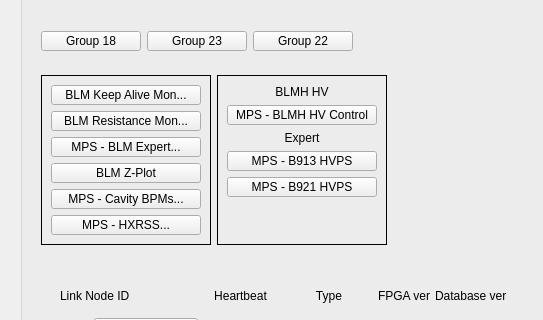
The window that undh_main.ui (ad-build-test/pydm-mps) describes before a commit, drawn with Qt 5; both pictures show x 0 to 543 and y 353 to 673 of the 1191 by 775 pixel window.
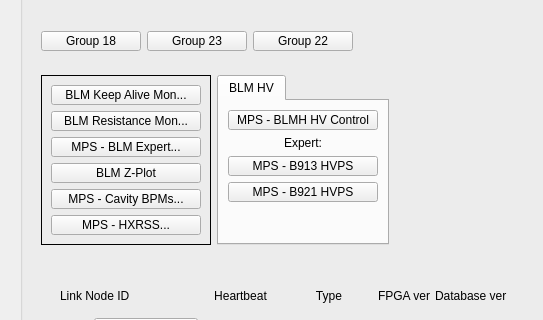
The same window after the commit. Custom widgets are drawn as their Qt base class.

The edit to the form file:
```diff
--- a/undh_main.ui
+++ b/undh_main.ui
@@ -96,132 +96,124 @@
            <property name="frameShadow">
             <enum>QFrame::Raised</enum>
            </property>
-           <layout class="QGridLayout" name="gridLayout_10">
+           <layout class="QGridLayout" name="gridLayout_10" columnstretch="1,1,3">
             <item row="0" column="1">
-             <widget class="QFrame" name="frame_7">
-              <property name="frameShape">
-               <enum>QFrame::Box</enum>
+             <widget class="QTabWidget" name="tabWidget">
+              <property name="currentIndex">
+               <number>0</number>
               </property>
-              <property name="frameShadow">
-               <enum>QFrame::Plain</enum>
-              </property>
-              <layout class="QGridLayout" name="gridLayout_9">
-               <item row="5" column="0">
-                <widget class="PyDMEDMDisplayButton" name="PyDMEDMDisplayButton_5">
-                 <property name="minimumSize">
-                  <size>
-                   <width>150</width>
-                   <height>20</height>
-                  </size>
-                 </property>
-                 <property name="toolTip">
-                  <string/>
-                 </property>
-                 <property name="text">
-                  <string>MPS - B921 HVPS</string>
-                 </property>
-                 <property name="filenames" stdset="0">
-                  <stringlist>
-                   <string>mps_hvps_crate</string>
-                  </stringlist>
-                 </property>
-                 <property name="showIcon" stdset="0">
-                  <bool>false</bool>
-                 </property>
-                 <property name="macros" stdset="0">
-                  <stringlist>
-                   <string>P=HVPS:UND0:MP02</string>
-                  </stringlist>
-                 </property>
-                </widget>
-               </item>
-               <item row="3" column="0">
-                <widget class="QLabel" name="label_2">
-                 <property name="text">
-                  <string>Expert</string>
-                 </property>
-                 <property name="alignment">
-                  <set>Qt::AlignCenter</set>
-                 </property>
-                </widget>
-               </item>
-               <item row="1" column="0">
-                <widget class="QLabel" name="label_3">
-                 <property name="text">
-                  <string>BLMH HV</string>
-                 </property>
-                 <property name="alignment">
-                  <set>Qt::AlignCenter</set>
-                 </property>
-                </widget>
-               </item>
-               <item row="2" column="0">
-                <widget class="PyDMEDMDisplayButton" name="PyDMEDMDisplayButton_3">
-                 <property name="minimumSize">
-                  <size>
-                   <width>150</width>
-                   <height>20</height>
-                  </size>
-                 </property>
-                 <property name="toolTip">
-                  <string/>
-                 </property>
-                 <property name="text">
-                  <string>MPS - BLMH HV Control</string>
-                 </property>
-                 <property name="filenames" stdset="0">
-                  <stringlist>
-                   <string>mps_undh_blmhv.edl</string>
-                  </stringlist>
-                 </property>
-                 <property name="showIcon" stdset="0">
-                  <bool>false</bool>
-                 </property>
-                </widget>
-               </item>
-               <item row="4" column="0">
-                <widget class="PyDMEDMDisplayButton" name="PyDMEDMDisplayButton_4">
-                 <property name="minimumSize">
-                  <size>
-                   <width>150</width>
-                   <height>20</height>
-                  </size>
-                 </property>
-                 <property name="toolTip">
-                  <string/>
-                 </property>
-                 <property name="text">
-                  <string>MPS - B913 HVPS</string>
-                 </property>
-                 <property name="filenames" stdset="0">
-                  <stringlist>
-                   <string>mps_hvps_crate</string>
-                  </stringlist>
-                 </property>
-                 <property name="showIcon" stdset="0">
-                  <bool>false</bool>
-                 </property>
-                 <property name="macros" stdset="0">
-                  <stringlist>
-                   <string>P=HVPS:UND0:MP01</string>
-                  </stringlist>
-                 </property>
-                </widget>
-               </item>
-               <item row="6" column="0">
-                <spacer name="verticalSpacer_3">
-                 <property name="orientation">
-                  <enum>Qt::Vertical</enum>
-                 </property>
-                 <property name="sizeHint" stdset="0">
-                  <size>
-                   <width>20</width>
-                   <height>40</height>
-                  </size>
-                 </property>
-                </spacer>
-               </item>
-              </layout>
+              <widget class="QWidget" name="tab">
+               <attribute name="title">
+                <string>BLM HV</string>
+               </attribute>
+               <layout class="QGridLayout" name="gridLayout_13">
+                <item row="4" column="0">
+                 <spacer name="verticalSpacer_3">
+                  <property name="orientation">
+                   <enum>Qt::Vertical</enum>
+                  </property>
+                  <property name="sizeHint" stdset="0">
+                   <size>
+                    <width>20</width>
+                    <height>40</height>
+                   </size>
+                  </property>
+                 </spacer>
+                </item>
+                <item row="0" column="0">
+                 <widget class="PyDMEDMDisplayButton" name="PyDMEDMDisplayButton_3">
+                  <property name="minimumSize">
+                   <size>
+                    <width>150</width>
+                    <height>20</height>
+                   </size>
+                  </property>
+                  <property name="toolTip">
+                   <string/>
+                  </property>
+                  <property name="text">
+                   <string>MPS - BLMH HV Control</string>
+                  </property>
+                  <property name="filenames" stdset="0">
+                   <stringlist>
+                    <string>mps_undh_blmhv.edl</string>
+                   </stringlist>
+                  </property>
+                  <property name="showIcon" stdset="0">
+                   <bool>false</bool>
+                  </property>
+                 </widget>
+                </item>
+                <item row="1" column="0">
+                 <widget class="QLabel" name="label_2">
+                  <property name="text">
+                   <string>Expert:</string>
+                  </property>
+                  <property name="alignment">
+                   <set>Qt::AlignCenter</set>
+                  </property>
+                 </widget>
+                </item>
+                <item row="3" column="0">
+                 <widget class="PyDMEDMDisplayButton" name="PyDMEDMDisplayButton_5">
+                  <property name="minimumSize">
+                   <size>
+                    <width>150</width>
+                    <height>20</height>
+                   </size>
+                  </property>
+                  <property name="toolTip">
+                   <string/>
+                  </property>
+                  <property name="text">
+                   <string>MPS - B921 HVPS</string>
+                  </property>
+                  <property name="filenames" stdset="0">
+                   <stringlist>
+                    <string>mps_hvps_crate</string>
+                   </stringlist>
+                  </property>
+                  <property name="showIcon" stdset="0">
+                   <bool>false</bool>
+                  </property>
+                  <property name="macros" stdset="0">
+                   <stringlist>
+                    <string>P=HVPS:UND0:MP02</string>
+                   </stringlist>
+                  </property>
+                 </widget>
+                </item>
+                <item row="2" column="0">
+                 <widget class="PyDMEDMDisplayButton" name="PyDMEDMDisplayButton_4">
+                  <property name="minimumSize">
+                   <size>
+                    <width>150</width>
+                    <height>20</height>
+                   </size>
+                  </property>
+                  <property name="toolTip">
+                   <string/>
+                  </property>
+                  <property name="text">
+                   <string>MPS - B913 HVPS</string>
+                  </property>
+                  <property name="filenames" stdset="0">
+                   <stringlist>
+                    <string>mps_hvps_crate</string>
+                   </stringlist>
+                  </property>
+                  <property name="showIcon" stdset="0">
+                   <bool>false</bool>
+                  </property>
+                  <property name="macros" stdset="0">
+                   <stringlist>
+                    <string>P=HVPS:UND0:MP01</string>
+                   </stringlist>
+                  </property>
+                 </widget>
+                </item>
+               </layout>
+              </widget>
              </widget>
             </item>
             <item row="0" column="0">
```
